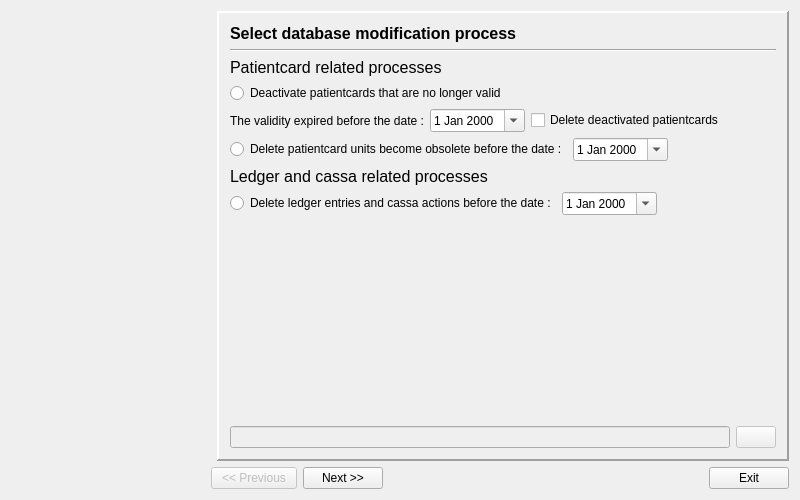
Old version of the form dbtool/mainwindow.ui in the repository tbikfalvi/Belenus.
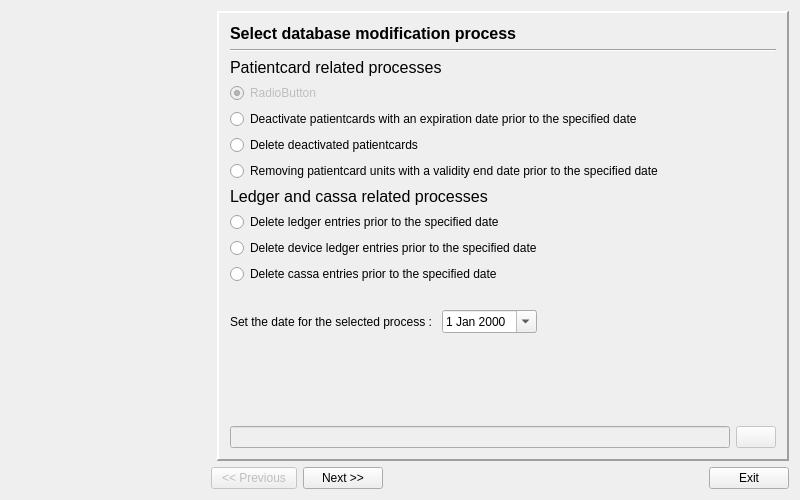
New version of the form. Icons and pictures are not drawn.

Diff of the .ui file:
```diff
--- a/dbtool/mainwindow.ui
+++ b/dbtool/mainwindow.ui
@@ -511,100 +511,41 @@
            </widget>
           </item>
           <item>
-           <layout class="QHBoxLayout" name="horizontalLayout_9">
-            <item>
-             <widget class="QRadioButton" name="rbDeactivatePatientCards">
-              <property name="text">
-               <string>Deactivate patientcards that are no longer valid</string>
-              </property>
-              <property name="checked">
-               <bool>false</bool>
-              </property>
-             </widget>
-            </item>
-            <item>
-             <spacer name="horizontalSpacer_7">
-              <property name="orientation">
-               <enum>Qt::Horizontal</enum>
-              </property>
-              <property name="sizeHint" stdset="0">
-               <size>
-                <width>40</width>
-                <height>20</height>
-               </size>
-              </property>
-             </spacer>
-            </item>
-           </layout>
+           <widget class="QRadioButton" name="rbDefault">
+            <property name="enabled">
+             <bool>false</bool>
+            </property>
+            <property name="text">
+             <string>RadioButton</string>
+            </property>
+            <property name="checked">
+             <bool>true</bool>
+            </property>
+           </widget>
           </item>
           <item>
-           <layout class="QHBoxLayout" name="horizontalLayout_6">
-            <item>
-             <widget class="QLabel" name="label_3">
-              <property name="text">
-               <string>The validity expired before the date :</string>
-              </property>
-             </widget>
-            </item>
-            <item>
-             <widget class="QDateEdit" name="qdPatientCardValid">
-              <property name="calendarPopup">
-               <bool>true</bool>
-              </property>
-             </widget>
-            </item>
-            <item>
-             <widget class="QCheckBox" name="chkDeleteDeactivatedPatientCards">
-              <property name="text">
-               <string>Delete deactivated patientcards</string>
-              </property>
-             </widget>
-            </item>
-            <item>
-             <spacer name="horizontalSpacer_4">
-              <property name="orientation">
-               <enum>Qt::Horizontal</enum>
-              </property>
-              <property name="sizeHint" stdset="0">
-               <size>
-                <width>40</width>
-                <height>20</height>
-               </size>
-              </property>
-             </spacer>
-            </item>
-           </layout>
+           <widget class="QRadioButton" name="rbDeactivatePatientCards">
+            <property name="text">
+             <string>Deactivate patientcards with an expiration date prior to the specified date</string>
+            </property>
+            <property name="checked">
+             <bool>false</bool>
+            </property>
+           </widget>
           </item>
           <item>
-           <layout class="QHBoxLayout" name="horizontalLayout_8">
-            <item>
-             <widget class="QRadioButton" name="rbDeleteObsoletePCUnits">
-              <property name="text">
-               <string>Delete patientcard units become obsolete before the date :</string>
-              </property>
-             </widget>
-            </item>
-            <item>
-             <widget class="QDateEdit" name="qdObsoleteDate">
-              <property name="calendarPopup">
-               <bool>true</bool>
-              </property>
-             </widget>
-            </item>
-            <item>
-             <spacer name="horizontalSpacer_6">
-              <property name="orientation">
-               <enum>Qt::Horizontal</enum>
-              </property>
-              <property name="sizeHint" stdset="0">
-               <size>
-                <width>40</width>
-                <height>20</height>
-               </size>
-              </property>
-             </spacer>
-            </item>
-           </layout>
+           <widget class="QRadioButton" name="rbDeleteDeactivatedPatientcards">
+            <property name="text">
+             <string>Delete deactivated patientcards</string>
+            </property>
+           </widget>
+          </item>
+          <item>
+           <widget class="QRadioButton" name="rbDeleteObsoletePCUnits">
+            <property name="text">
+             <string>Removing patientcard units with a validity end date prior to the specified date</string>
+            </property>
+           </widget>
           </item>
           <item>
            <widget class="QLabel" name="lblTitle4_3">
@@ -624,23 +565,60 @@
            </widget>
           </item>
           <item>
-           <layout class="QHBoxLayout" name="horizontalLayout_7">
+           <widget class="QRadioButton" name="rbDeleteLedgerEntries">
+            <property name="text">
+             <string>Delete ledger entries prior to the specified date</string>
+            </property>
+           </widget>
+          </item>
+          <item>
+           <widget class="QRadioButton" name="rbDeleteDeviceLedgerEntries">
+            <property name="text">
+             <string>Delete device ledger entries prior to the specified date</string>
+            </property>
+           </widget>
+          </item>
+          <item>
+           <widget class="QRadioButton" name="rbDeleteCassaEntries">
+            <property name="text">
+             <string>Delete cassa entries prior to the specified date</string>
+            </property>
+           </widget>
+          </item>
+          <item>
+           <spacer name="verticalSpacer_3">
+            <property name="orientation">
+             <enum>Qt::Vertical</enum>
+            </property>
+            <property name="sizeType">
+             <enum>QSizePolicy::Fixed</enum>
+            </property>
+            <property name="sizeHint" stdset="0">
+             <size>
+              <width>20</width>
+              <height>20</height>
+             </size>
+            </property>
+           </spacer>
+          </item>
+          <item>
+           <layout class="QHBoxLayout" name="horizontalLayout_6">
             <item>
-             <widget class="QRadioButton" name="rbDeleteLedgerEntries">
+             <widget class="QLabel" name="lblDate">
               <property name="text">
-               <string>Delete ledger entries and cassa actions before the date :</string>
+               <string>Set the date for the selected process : </string>
               </property>
              </widget>
             </item>
             <item>
-             <widget class="QDateEdit" name="qdLedgerDate">
+             <widget class="QDateEdit" name="qdFilterDate">
               <property name="calendarPopup">
                <bool>true</bool>
               </property>
              </widget>
             </item>
             <item>
-             <spacer name="horizontalSpacer_5">
+             <spacer name="horizontalSpacer_4">
               <property name="orientation">
                <enum>Qt::Horizontal</enum>
               </property>
@@ -662,7 +640,7 @@
             <property name="sizeHint" stdset="0">
              <size>
               <width>20</width>
-              <height>191</height>
+              <height>85</height>
              </size>
             </property>
            </spacer>
```
Left out of the diff: 5 changed lines with no effect on the pictures.
